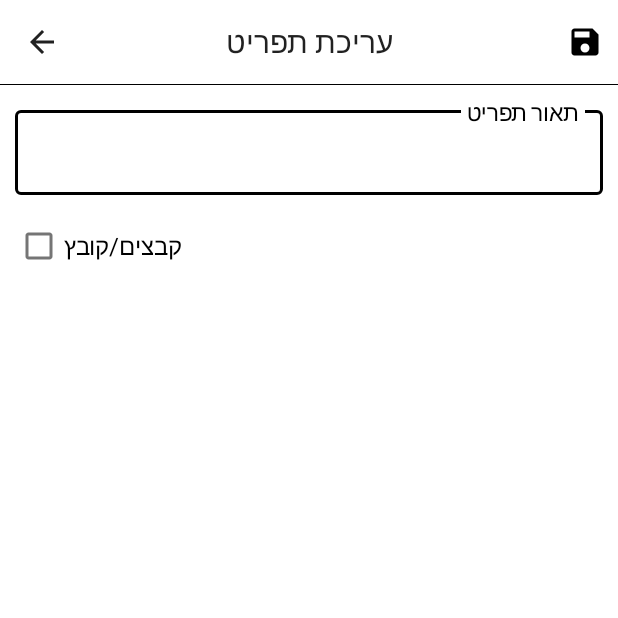
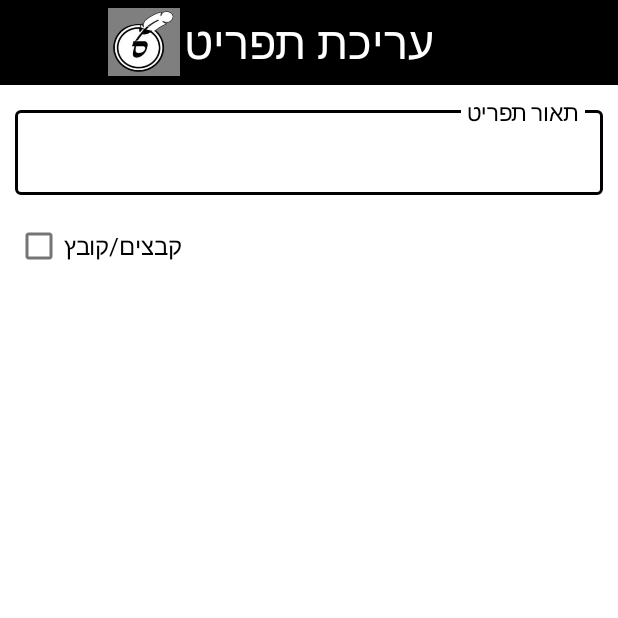
Before and after one commit to moresolutionsapp/soferStam, an Android app: the EditMenu screen opened directly, with no data from a screen before it, on a phone screen of 412 x 824 dp, the top half of it. Run offline under Robolectric (Android 15) with nearby library versions, the phone set to English and light mode, and no system bars.

Commit message:
design changing

```diff
--- a/app/src/main/res/layout/activity_main_items.xml
+++ b/app/src/main/res/layout/activity_main_items.xml
@@ -3,6 +3,8 @@
     android:layout_width="match_parent"
     android:layout_height="wrap_content"
     xmlns:app="http://schemas.android.com/apk/res-auto"
+    android:background="@color/grey"
+    android:backgroundTint="@color/grey"
     app:cardElevation="10dp"
     app:cardCornerRadius="10dp"
     android:layout_margin="10dp"
@@ -38,9 +40,11 @@
             android:id="@+id/menu_desc"
             android:layout_width="wrap_content"
             android:layout_height="wrap_content"
+            android:textColor="@color/black"
+            android:fontFamily="@font/guttmankeren"
             android:padding="10dp"
             android:layout_weight="70"
-            android:textSize="@dimen/select_listview_Textsize"/>
+            android:textSize="22sp"/>
 
     <TextView
         android:id="@+id/child_is_files"
--- a/app/src/main/res/layout/toolbar.xml
+++ b/app/src/main/res/layout/toolbar.xml
@@ -18,7 +18,7 @@
         android:background="?attr/colorPrimary"
         android:minHeight="?attr/actionBarSize"
         android:theme="?attr/actionBarTheme"
-        android:backgroundTint="@color/white"
+        android:backgroundTint="@color/black"
         tools:layout_editor_absoluteX="1dp"
         app:layout_constraintStart_toStartOf="parent"
         app:layout_constraintTop_toTopOf="parent"
@@ -68,11 +68,20 @@
             android:id="@+id/toolbar_title"
             android:layout_width="wrap_content"
             android:layout_height="wrap_content"
-            android:background="@color/white"
+            android:background="@color/black"
+            android:textColor="@color/white"
+            android:textSize="30sp"
             style="@style/TextAppearance.AppCompat.Widget.ActionBar.Title"
+            android:fontFamily="@font/guttmankeren"
             android:text="title"
             android:layout_gravity="center" />
         </LinearLayout>
+
+        <ImageView
+            android:layout_width="48dp"
+            android:layout_height="48dp"
+            android:src="@drawable/logo">
+        </ImageView>
 
     </androidx.appcompat.widget.Toolbar>
 
--- a/app/src/main/res/values/colors.xml
+++ b/app/src/main/res/values/colors.xml
@@ -18,6 +18,7 @@
     <color name="yellow">#FFFF00</color>
     <color name="fuchsia">#FF00FF</color>
     <color name="silver">#C0C0C0</color>
+    <color name="light_gray">#F0F0F0</color>
     <color name="gray">#808080</color>
     <color name="olive">#808000</color>
     <color name="purple">#800080</color>
```
Also changed, not shown: app/src/main/res/font/fonts.xml (added, +11 -0 lines), app/src/main/res/layout/activity_main.xml (+5 -12 lines), app/src/main/res/drawable/logo.jpeg (added), app/src/main/res/font/GuttmanKeren.ttf (added).
